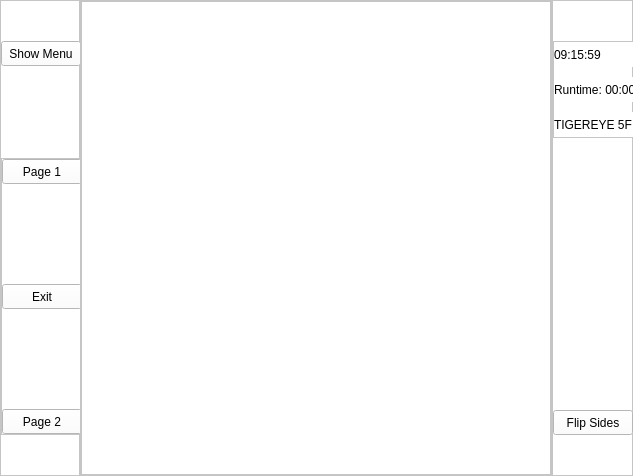
Old version of the form flipVerticalLayout/mainwindow.ui in the repository laszlo-avotra-tips/layout.
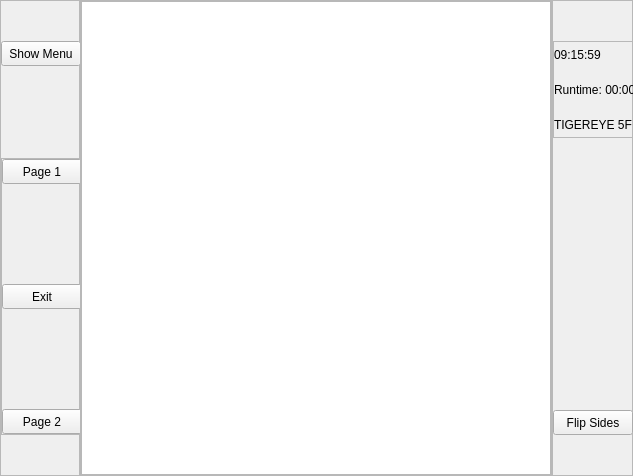
New version of the form.

Diff of the .ui file:
```diff
--- a/flipVerticalLayout/mainwindow.ui
+++ b/flipVerticalLayout/mainwindow.ui
@@ -14,12 +14,7 @@
    <string>MainWindow</string>
   </property>
   <property name="styleSheet">
-   <string notr="true">QWidget{
-background-color: white;
-}
-QLabel{
-font: 8pt &quot;Helvetica Neue&quot;;
-}</string>
+   <string notr="true"/>
   </property>
   <layout class="QHBoxLayout" name="horizontalLayout">
    <property name="spacing">
@@ -327,6 +322,11 @@
           <height>16777215</height>
          </size>
         </property>
+        <property name="styleSheet">
+         <string notr="true">QLabel{
+font: 8pt &quot;Helvetica Neue&quot;;
+}</string>
+        </property>
         <property name="frameShape">
          <enum>QFrame::StyledPanel</enum>
         </property>
```
Left out of the diff: 35 changed lines with no effect on the pictures.
